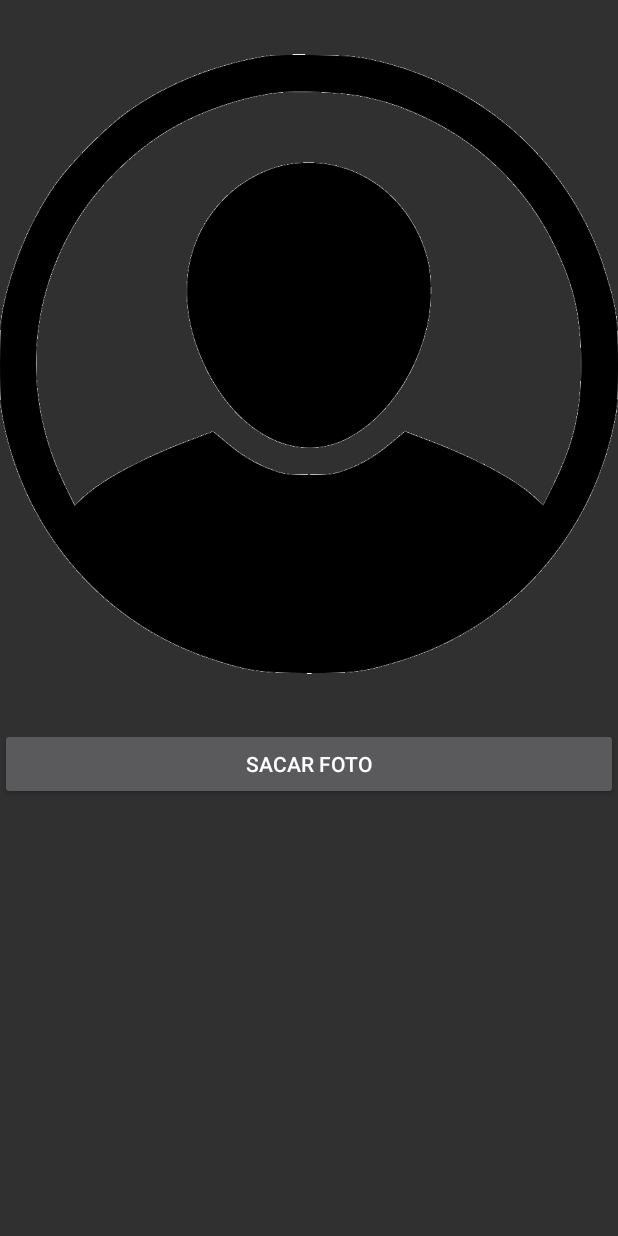
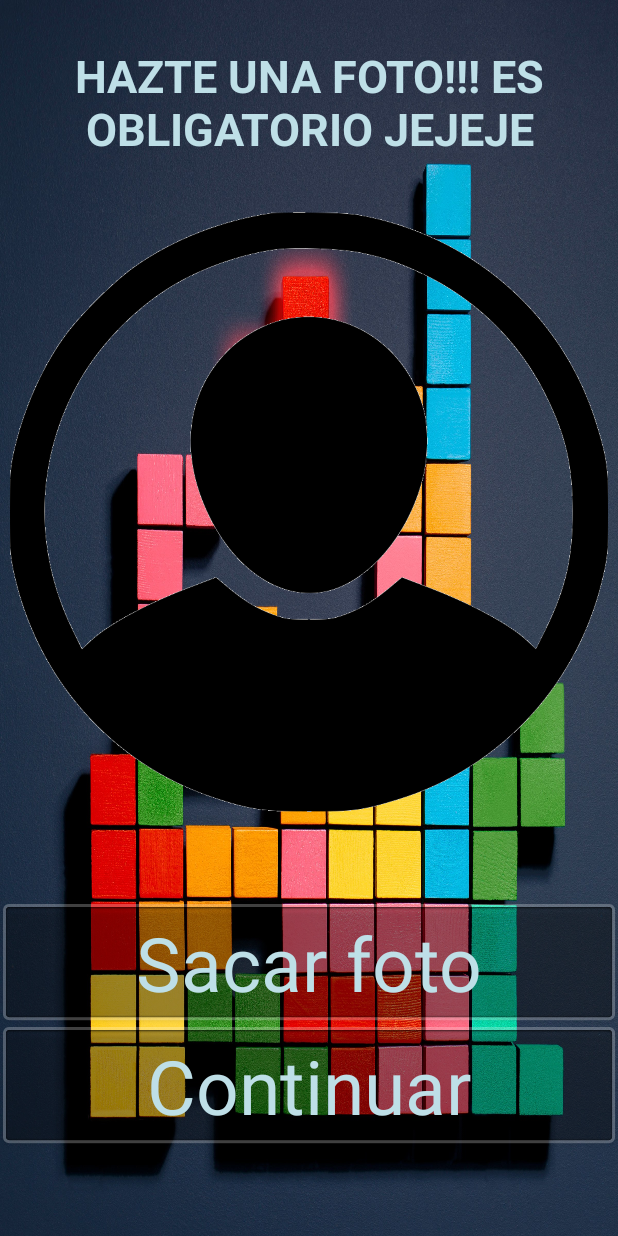
Before and after one commit to lujoselu98/Tetris-Procesos, an Android app: the CameraActivity screen opened directly, with no data from a screen before it, on a phone screen of 412 x 824 dp. Run offline under Robolectric (Android 15) with nearby library versions, the phone set to English and light mode, and no system bars.

Commit message:
Camara terminada

```diff
--- a/app/build.gradle
+++ b/app/build.gradle
@@ -35,6 +35,7 @@ dependencies {
     androidTestImplementation 'androidx.test.espresso:espresso-core:3.2.0'
     implementation 'com.google.firebase:firebase-core:17.2.0'
     implementation 'com.google.firebase:firebase-firestore:21.2.0'
+    compile 'com.frosquivel:magicalcamera:6.0.0'
 }
 // Add the following line to the bottom of the file:
 apply plugin: 'com.google.gms.google-services'  // Google Play services Gradle plugin
--- a/app/src/main/java/com/example/activities/CameraActivity.java
+++ b/app/src/main/java/com/example/activities/CameraActivity.java
@@ -6,34 +6,55 @@ import android.content.Intent;
 import android.content.pm.PackageManager;
 import android.graphics.Bitmap;
 import android.os.Bundle;
-import android.view.View;
 import android.widget.Button;
 import android.widget.ImageView;
 import android.widget.Toast;
 
 import androidx.annotation.NonNull;
+import androidx.appcompat.app.AlertDialog;
 
 public class CameraActivity extends Activity {
     private static final int CAMERA_REQUEST = 1888;
     private ImageView imageView;
     private static final int MY_CAMERA_PERMISSION_CODE = 100;
-
+    private Bundle datos;
+    private Bitmap photo;
+    private Intent intent;
     @Override
     public void onCreate(Bundle savedInstanceState) {
         super.onCreate(savedInstanceState);
-        setContentView(R.layout.acticity_camera);
+        setContentView(R.layout.activity_camera);
+        datos = this.getIntent().getExtras();
         this.imageView = (ImageView) this.findViewById(R.id.imageView);
         Button photoButton = (Button) this.findViewById(R.id.button);
-        photoButton.setOnClickListener(new View.OnClickListener() {
-            @Override
-            public void onClick(View v) {
+        photoButton.setOnClickListener(v -> {
             if (checkSelfPermission(Manifest.permission.CAMERA) != PackageManager.PERMISSION_GRANTED) {
                 requestPermissions(new String[]{Manifest.permission.CAMERA}, MY_CAMERA_PERMISSION_CODE);
             } else {
                 Intent cameraIntent = new Intent(android.provider.MediaStore.ACTION_IMAGE_CAPTURE);
                 startActivityForResult(cameraIntent, CAMERA_REQUEST);
             }
+        });
+        Button botonContinuar = findViewById(R.id.botonContinuar);
+        botonContinuar.setOnClickListener(v -> {
+                if(photo!=null){
+                    Intent intent = new Intent(this, PantallaReinicio.class);
+                    intent.putExtras(datos);
+                    intent.putExtra("fotoUsuario", photo);
+                    this.startActivity(intent);
+                }else{
+                    AlertDialog.Builder builder = new AlertDialog.Builder(this);
+                    builder.setMessage("TIENES QUE HACERTE UNA FOTO PARA CONTINUAR")
+                            .setTitle("")
+                            .setCancelable(false)
+                            .setNeutralButton("PERFECTO",
+                                    (dialog, id) -> {
+                                        dialog.cancel();
+                                    });
+                    AlertDialog alert = builder.create();
+                    alert.show();
                 }
+
         });
     }
 
@@ -54,7 +75,7 @@ public class CameraActivity extends Activity {
     @Override
     protected void onActivityResult(int requestCode, int resultCode, Intent data) {
         if (requestCode == CAMERA_REQUEST && resultCode == Activity.RESULT_OK) {
-            Bitmap photo = (Bitmap) data.getExtras().get("data");
+            photo = (Bitmap) data.getExtras().get("data");
             imageView.setImageBitmap(photo);
         }
     }
--- a/app/src/main/res/layout/acticity_camera.xml
+++ /dev/null
@@ -1,21 +0,0 @@
-<?xml version="1.0" encoding="utf-8"?>
-<LinearLayout xmlns:android="http://schemas.android.com/apk/res/android"
-    android:orientation="vertical"
-    android:layout_width="fill_parent"
-    android:layout_height="fill_parent"
-    >
-
-    <ImageView
-        android:id="@+id/imageView"
-        android:layout_width="match_parent"
-        android:layout_height="485dp"
-        android:contentDescription="@string/photo_description"
-        android:src="@drawable/photo_image" />
-
-    <Button
-        android:id="@+id/button"
-        android:layout_width="match_parent"
-        android:layout_height="wrap_content"
-        android:text="@string/photo_button" />
-
-</LinearLayout>
--- /dev/null
+++ b/app/src/main/res/layout/activity_camera.xml
@@ -0,0 +1,77 @@
+<?xml version="1.0" encoding="utf-8"?>
+<LinearLayout xmlns:android="http://schemas.android.com/apk/res/android"
+    android:layout_width="fill_parent"
+    android:layout_height="fill_parent"
+    android:background="@drawable/pantallajugar2"
+    android:orientation="vertical">
+
+    <TextView
+        android:layout_width="wrap_content"
+        android:layout_height="wrap_content"
+        android:layout_gravity="center"
+        android:layout_marginBottom="@dimen/activity_vertical_margin"
+        android:gravity="center"
+        android:layout_marginTop="30sp"
+        android:textStyle="bold"
+        android:text="HAZTE UNA FOTO!!! ES OBLIGATORIO JEJEJE"
+        android:textAppearance="?android:attr/textAppearanceLarge"
+        android:textColor="@color/pantallaJugar"
+        android:textSize="30dp" />
+    <ImageView
+        android:id="@+id/imageView"
+        android:layout_width="match_parent"
+        android:layout_marginTop="20sp"
+        android:layout_height="400dp"
+        android:contentDescription="@string/photo_description"
+        android:src="@drawable/photo_image" />
+
+    <LinearLayout
+        android:layout_width="match_parent"
+        android:layout_height="match_parent"
+        android:gravity="center"
+        android:orientation="vertical">
+
+        <LinearLayout
+            android:layout_width="match_parent"
+            android:layout_height="wrap_content"
+            android:gravity="center">
+
+
+            <Button
+                android:id="@+id/button"
+                style="@android:style/Widget.ImageWell"
+                android:layout_width="0dp"
+                android:layout_height="wrap_content"
+                android:layout_weight="1"
+                android:text="@string/photo_button"
+                android:textAppearance="?android:attr/textAppearanceMedium"
+                android:textColor="@color/pantallaJugar"
+                android:textColorHint="@color/pantallaJugar"
+                android:textSize="50dp" />
+
+
+        </LinearLayout>
+
+        <LinearLayout
+            android:layout_width="match_parent"
+            android:layout_height="wrap_content"
+            android:gravity="center">
+
+
+            <Button
+                android:id="@+id/botonContinuar"
+                style="@android:style/Widget.ImageWell"
+                android:layout_width="0dp"
+                android:layout_height="wrap_content"
+                android:layout_weight="1"
+                android:text="Continuar"
+                android:textAppearance="?android:attr/textAppearanceMedium"
+                android:textColor="@color/pantallaJugar"
+                android:textColorHint="@color/pantallaJugar"
+                android:textSize="50dp" />
+
+
+        </LinearLayout>
+    </LinearLayout>
+
+</LinearLayout>
```
Also changed, not shown: app/src/main/java/com/example/activities/PantallaReinicio.java (+10 -15 lines), app/src/main/res/layout/activity_reinicio.xml (+39 -118 lines). Lines whose indentation alone changed are shown as unchanged.
